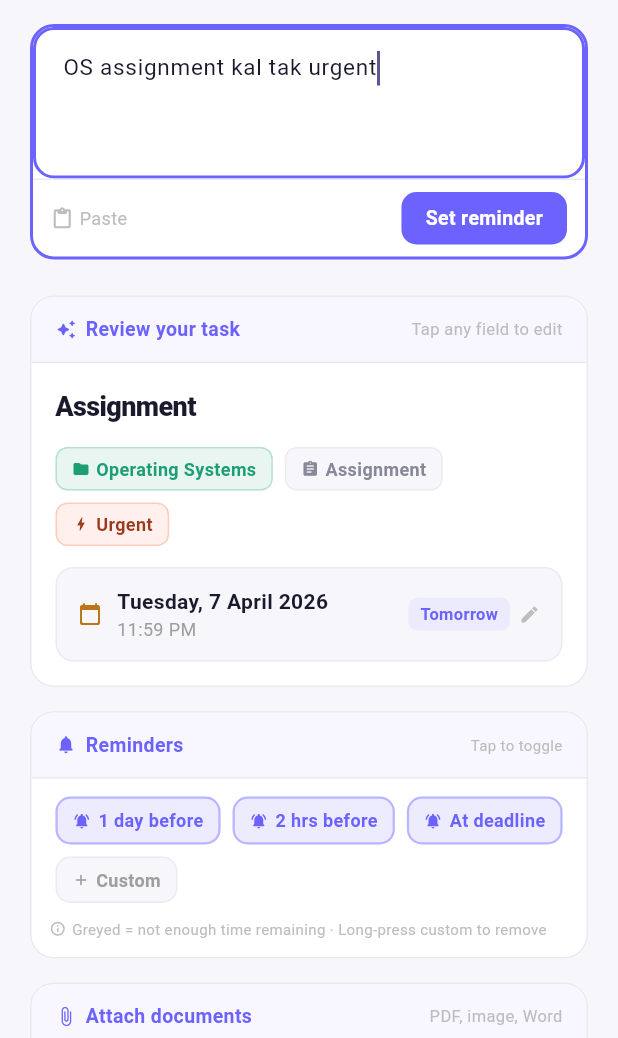
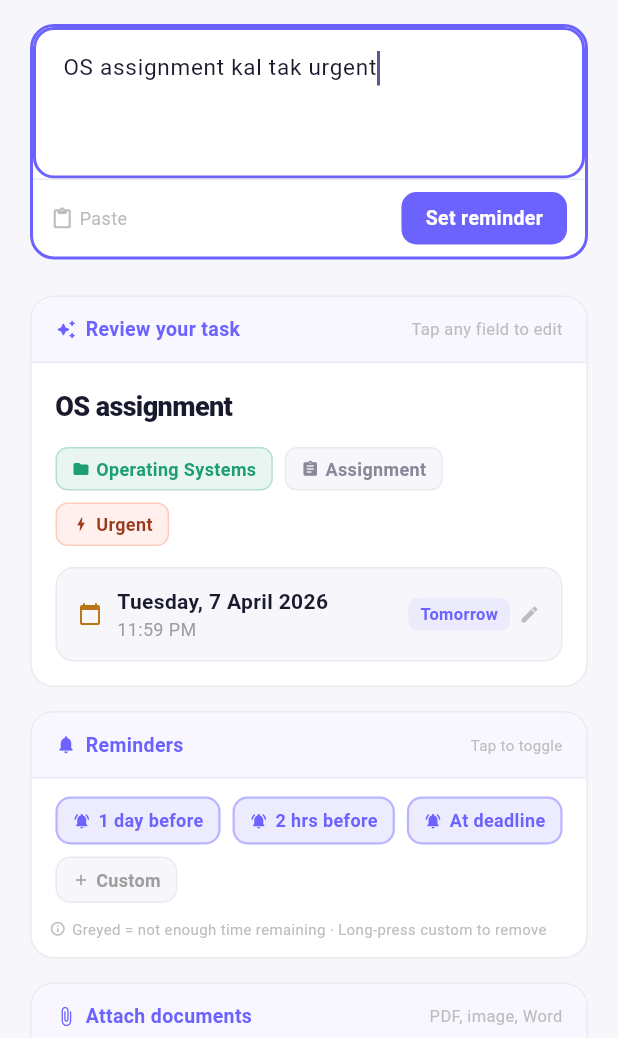
Before and after one commit to sahiljo14/nudge-app, a Flutter app: the AddTaskScreen screen opened directly, after a tap on "OS assignment kal tak urgent", on a phone screen of 412 x 824 dp, the part 198-1236 px from its top. Run offline on Flutter 3.47's test engine with Material 3 defaults, Android fonts, the phone set to English and light mode, and no system bars; our stand-ins replace file_picker, flutter_local_notifications, open_filex, sqflite, timezone; accounts and stored records are empty.

Commit message:
Final parser code

```diff
--- a/lib/parser/task_parser.dart
+++ b/lib/parser/task_parser.dart
@@ -85,19 +85,26 @@ class TaskParser {
   static List<String> _splitMultiTask(String raw) {
     final text = raw.toLowerCase();
 
-    // [F5] Count deadline signals — now includes _dayAfter tokens.
-    int signals = 0;
-    // Check all three relative-day lists
+    // [F5] Count UNIQUE deadline signals — deduplicated so the same word
+    // appearing twice (e.g. "aaj...aaj hi") doesn't inflate the count.
+    final foundSignals = <String>{};
     for (final w in [..._today, ..._tomorrow, ..._dayAfter]) {
-      if (_has(text, w)) { signals++; if (signals >= 2) break; }
+      if (_has(text, w)) foundSignals.add(w);
     }
-    if (signals < 2) {
-      // Also check weekdays
-      for (final w in _weekdays.keys) {
-        if (_has(text, w)) { signals++; if (signals >= 2) break; }
-      }
+    for (final w in _weekdays.keys) {
+      if (_has(text, w)) foundSignals.add(w);
     }
-    signals += _monthRe.allMatches(text).length;
+    // Month names count as individual signals
+    int monthSignals = _monthRe.allMatches(text).length;
+
+    // Map each found signal to its weekday int (or -1) so overlapping signals
+    // (e.g. "pudhcha somwar" + "somwar") count as ONE deadline, not two.
+    final uniqueDays = <int>{};
+    for (final s in foundSignals) {
+      final wd = _weekdays[s];
+      if (wd != null) uniqueDays.add(wd); else uniqueDays.add(s.hashCode + 100);
+    }
+    final signals = uniqueDays.length + monthSignals;
 
     if (signals < 2) return [raw];
 
@@ -107,7 +114,18 @@ class TaskParser {
         .map((p) => p.trim())
         .where((p) => p.length > 5)
         .toList();
-    return parts.length >= 2 ? parts : [raw];
+
+    // Each part must contain at least one deadline signal to be a real subtask.
+    // If only one part has a deadline, it's a single task with a comma.
+    if (parts.length < 2) return [raw];
+    final partsWithDeadline = parts.where((p) {
+      final pt = p.toLowerCase();
+      return [..._today, ..._tomorrow, ..._dayAfter, ..._weekdays.keys]
+          .any((w) => _has(pt, w)) || _monthRe.hasMatch(pt);
+    }).length;
+    if (partsWithDeadline < 2) return [raw];
+
+    return parts;
   }
 
   // ═══════════════════════════════════════════════════════════════
@@ -219,6 +237,24 @@ class TaskParser {
     'sun':            DateTime.sunday,
     'raviwar':        DateTime.sunday,
     'ravivaar':       DateTime.sunday,
+  };
+
+  /// Maps any Hinglish/Marathi weekday key to its canonical English label.
+  static const Map<String, String> _weekdayLabel = {
+    'monday': 'Monday',   'mon': 'Monday',
+    'somwar': 'Monday',   'somvaar': 'Monday',   'pudhcha somwar': 'Monday',
+    'tuesday': 'Tuesday', 'tue': 'Tuesday',
+    'mangalwar': 'Tuesday', 'mangalvaar': 'Tuesday',
+    'wednesday': 'Wednesday', 'wed': 'Wednesday',
+    'budhwar': 'Wednesday',   'budhvaar': 'Wednesday',
+    'thursday': 'Thursday', 'thu': 'Thursday', 'thurs': 'Thursday',
+    'guruwar': 'Thursday',  'guruvaar': 'Thursday',
+    'friday': 'Friday',   'fri': 'Friday',
+    'shukrawar': 'Friday', 'shukravaar': 'Friday',
+    'saturday': 'Saturday', 'sat': 'Saturday',
+    'shaniwar': 'Saturday', 'shanivaar': 'Saturday',
+    'sunday': 'Sunday',   'sun': 'Sunday',
+    'raviwar': 'Sunday',  'ravivaar': 'Sunday',
   };
 
   // ── Month names ────────────────────────────────────────────────
@@ -376,9 +412,17 @@ class TaskParser {
   // ═══════════════════════════════════════════════════════════════
 
   static String _detectType(String text) {
+    // Check longer keywords first within each type to avoid false substring hits.
+    // Use word-boundary regex for all keywords to prevent partial-word matches
+    // (e.g. 'ut' inside 'budhwar', 'lab' inside 'syllabus').
     for (final e in _types.entries) {
-      for (final kw in e.value) {
-        if (text.contains(kw)) return e.key;
+      // Sort keywords longest-first so "unit test" beats "test", "class test" beats "test"
+      final sorted = [...e.value]..sort((a, b) => b.length.compareTo(a.length));
+      for (final kw in sorted) {
+        final pattern = kw.contains(' ')
+            ? RegExp(RegExp.escape(kw), caseSensitive: false)
+            : RegExp('\\b${RegExp.escape(kw)}\\b', caseSensitive: false);
+        if (pattern.hasMatch(text)) return e.key;
       }
     }
     return 'assignment';
@@ -578,7 +622,9 @@ class TaskParser {
       final wday  = _weekdays[day]!;
       final force = mod == 'next' || mod == 'aagla' || mod == 'pudhcha';
       final d     = _nextWD(now, wday, forceNext: force);
-      final label = '${_cap(mod)} ${_cap(day)}';
+      final englishDay = _weekdayLabel[day] ?? _cap(day);
+      final modLabel = (mod == 'next') ? 'Next' : (mod == 'this') ? 'This' : 'Next';
+      final label = '$modLabel $englishDay';
       return {'deadline': dt(d), 'label': label};
     }
 
@@ -591,15 +637,19 @@ class TaskParser {
     if (pM != null) {
       final day = pM.group(1)!.toLowerCase();
       final d   = _nextWD(now, _weekdays[day]!);
-      return {'deadline': dt(d), 'label': _cap(day)};
+      return {'deadline': dt(d), 'label': _weekdayLabel[day] ?? _cap(day)};
     }
 
     // ── Plain weekday ─────────────────────────────────────────
-    for (final e in _weekdays.entries) {
+    // Sort longest key first so multi-word entries (e.g. "pudhcha somwar")
+    // are tested before their substrings ("somwar").
+    final sortedWD = _weekdays.entries.toList()
+      ..sort((a, b) => b.key.length.compareTo(a.key.length));
+    for (final e in sortedWD) {
       if (RegExp('\\b${RegExp.escape(e.key)}\\b',
           caseSensitive: false).hasMatch(text)) {
         final d = _nextWD(now, e.value);
-        return {'deadline': dt(d), 'label': '${_cap(e.key)}$tStr'};
+        return {'deadline': dt(d), 'label': '${_weekdayLabel[e.key] ?? _cap(e.key)}$tStr'};
       }
     }
 
@@ -685,7 +735,7 @@ class TaskParser {
 
     // ── Fallback ──────────────────────────────────────────────
     return {
-      'deadline': DateTime(now.year,now.month,now.day+1, _defH(type), _defM(type)),
+      'deadline': DateTime(now.year, now.month, now.day + 1, h, m),
       'label': 'Unknown',
     };
   }
@@ -749,17 +799,9 @@ class TaskParser {
           RegExp('\\b${RegExp.escape(w)}\\b', caseSensitive: false), ' ');
     }
 
-    // Remove subject keywords
-    if (subject.isNotEmpty) {
-      for (final e in _subjects.entries) {
-        if (e.key == subject) {
-          for (final kw in e.value) {
-            name = name.replaceAll(
-                RegExp('\\b${RegExp.escape(kw)}\\b', caseSensitive: false), ' ');
-          }
-        }
-      }
-    }
+    // NOTE: Subject keywords are intentionally NOT stripped from the name.
+    // The subject is stored in its own field; keeping it in the name
+    // produces more descriptive labels like "OS Assignment" or "DBMS Project".
 
     // Strip punctuation, collapse spaces
     name = name.replaceAll(RegExp(r"[^\w\s']"), ' ')
```
